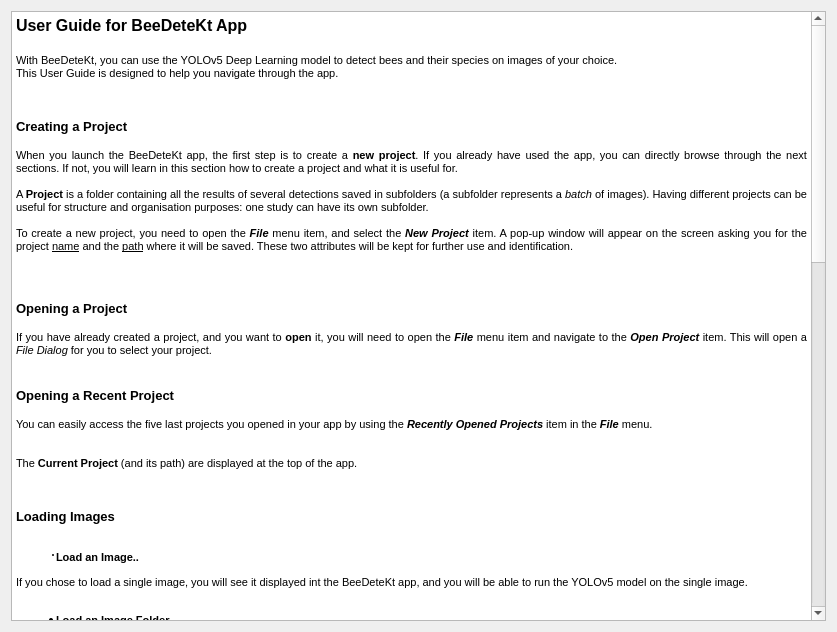
Above: GUI/userGuide.ui from KameliaBnh/BeeTect before the change. Below: the same form after it.
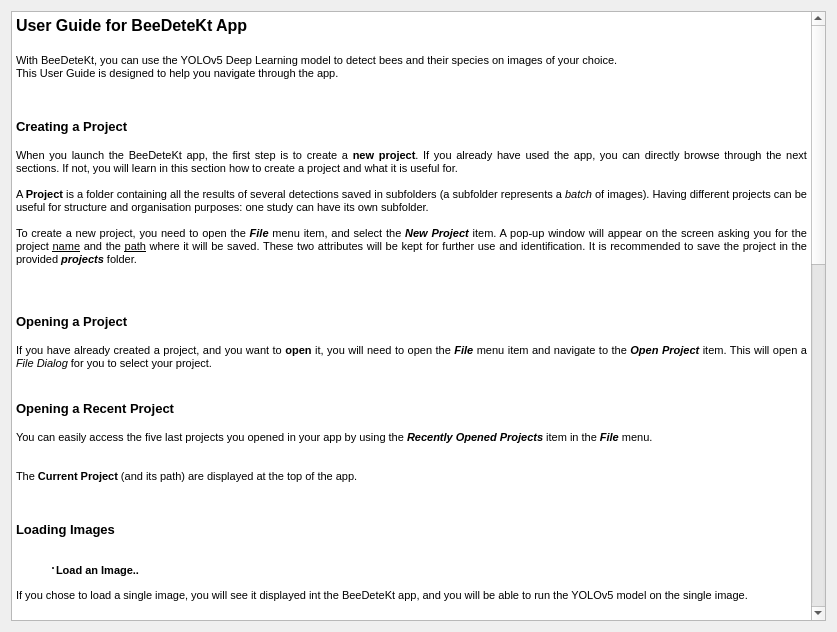
That is the form after the change. Icons and pictures are not drawn.

Commit message:
Models saved in subfolders, statistics pane
## Information

- Models saved along with the graphs and the opt.yaml file in the corresponding subfolder

- statistics pane filled with two graphs and a table (will be filled with data from the stats report)

- html report named after the batch

```diff
--- a/GUI/userGuide.ui
+++ b/GUI/userGuide.ui
@@ -49,7 +49,7 @@
 &lt;p align=&quot;justify&quot; style=&quot;-qt-paragraph-type:empty; margin-top:0px; margin-bottom:0px; margin-left:0px; margin-right:0px; -qt-block-indent:0; text-indent:0px; font-size:8pt;&quot;&gt;&lt;br /&gt;&lt;/p&gt;
 &lt;p align=&quot;justify&quot; style=&quot; margin-top:0px; margin-bottom:0px; margin-left:0px; margin-right:0px; -qt-block-indent:0; text-indent:0px;&quot;&gt;&lt;span style=&quot; font-size:8pt;&quot;&gt;A &lt;/span&gt;&lt;span style=&quot; font-size:8pt; font-weight:600;&quot;&gt;Project&lt;/span&gt;&lt;span style=&quot; font-size:8pt;&quot;&gt; is a folder containing all the results of several detections saved in subfolders (a subfolder represents a &lt;/span&gt;&lt;span style=&quot; font-size:8pt; font-style:italic;&quot;&gt;batch&lt;/span&gt;&lt;span style=&quot; font-size:8pt;&quot;&gt; of images). Having different projects can be useful for structure and organisation purposes: one study can have its own subfolder. &lt;/span&gt;&lt;/p&gt;
 &lt;p align=&quot;justify&quot; style=&quot;-qt-paragraph-type:empty; margin-top:0px; margin-bottom:0px; margin-left:0px; margin-right:0px; -qt-block-indent:0; text-indent:0px; font-size:8pt;&quot;&gt;&lt;br /&gt;&lt;/p&gt;
-&lt;p align=&quot;justify&quot; style=&quot; margin-top:0px; margin-bottom:0px; margin-left:0px; margin-right:0px; -qt-block-indent:0; text-indent:0px;&quot;&gt;&lt;span style=&quot; font-size:8pt;&quot;&gt;To create a new project, you need to open the &lt;/span&gt;&lt;span style=&quot; font-size:8pt; font-weight:600; font-style:italic;&quot;&gt;File&lt;/span&gt;&lt;span style=&quot; font-size:8pt;&quot;&gt; menu item, and select the &lt;/span&gt;&lt;span style=&quot; font-size:8pt; font-weight:600; font-style:italic;&quot;&gt;New Project&lt;/span&gt;&lt;span style=&quot; font-size:8pt;&quot;&gt; item. A pop-up window will appear on the screen asking you for the project &lt;/span&gt;&lt;span style=&quot; font-size:8pt; text-decoration: underline;&quot;&gt;name&lt;/span&gt;&lt;span style=&quot; font-size:8pt;&quot;&gt; and the &lt;/span&gt;&lt;span style=&quot; font-size:8pt; text-decoration: underline;&quot;&gt;path&lt;/span&gt;&lt;span style=&quot; font-size:8pt;&quot;&gt; where it will be saved. These two attributes will be kept for further use and identification.&lt;/span&gt;&lt;/p&gt;
+&lt;p align=&quot;justify&quot; style=&quot; margin-top:0px; margin-bottom:0px; margin-left:0px; margin-right:0px; -qt-block-indent:0; text-indent:0px;&quot;&gt;&lt;span style=&quot; font-size:8pt;&quot;&gt;To create a new project, you need to open the &lt;/span&gt;&lt;span style=&quot; font-size:8pt; font-weight:600; font-style:italic;&quot;&gt;File&lt;/span&gt;&lt;span style=&quot; font-size:8pt;&quot;&gt; menu item, and select the &lt;/span&gt;&lt;span style=&quot; font-size:8pt; font-weight:600; font-style:italic;&quot;&gt;New Project&lt;/span&gt;&lt;span style=&quot; font-size:8pt;&quot;&gt; item. A pop-up window will appear on the screen asking you for the project &lt;/span&gt;&lt;span style=&quot; font-size:8pt; text-decoration: underline;&quot;&gt;name&lt;/span&gt;&lt;span style=&quot; font-size:8pt;&quot;&gt; and the &lt;/span&gt;&lt;span style=&quot; font-size:8pt; text-decoration: underline;&quot;&gt;path&lt;/span&gt;&lt;span style=&quot; font-size:8pt;&quot;&gt; where it will be saved. These two attributes will be kept for further use and identification. It is recommended to save the project in the provided &lt;/span&gt;&lt;span style=&quot; font-size:8pt; font-weight:600; font-style:italic;&quot;&gt;projects&lt;/span&gt;&lt;span style=&quot; font-size:8pt;&quot;&gt; folder.&lt;/span&gt;&lt;/p&gt;
 &lt;p align=&quot;justify&quot; style=&quot;-qt-paragraph-type:empty; margin-top:0px; margin-bottom:0px; margin-left:0px; margin-right:0px; -qt-block-indent:0; text-indent:0px; font-size:8pt;&quot;&gt;&lt;br /&gt;&lt;/p&gt;
 &lt;p align=&quot;justify&quot; style=&quot; margin-top:0px; margin-bottom:0px; margin-left:0px; margin-right:0px; -qt-block-indent:0; text-indent:0px;&quot;&gt;&lt;img src=&quot;resources/UserGuide/app.png&quot; width=&quot;700&quot; height=&quot;500&quot; /&gt;&lt;/p&gt;
 &lt;p align=&quot;justify&quot; style=&quot;-qt-paragraph-type:empty; margin-top:0px; margin-bottom:0px; margin-left:0px; margin-right:0px; -qt-block-indent:0; text-indent:0px; font-size:8pt;&quot;&gt;&lt;br /&gt;&lt;/p&gt;
```
The commit also changes 11 other files.
